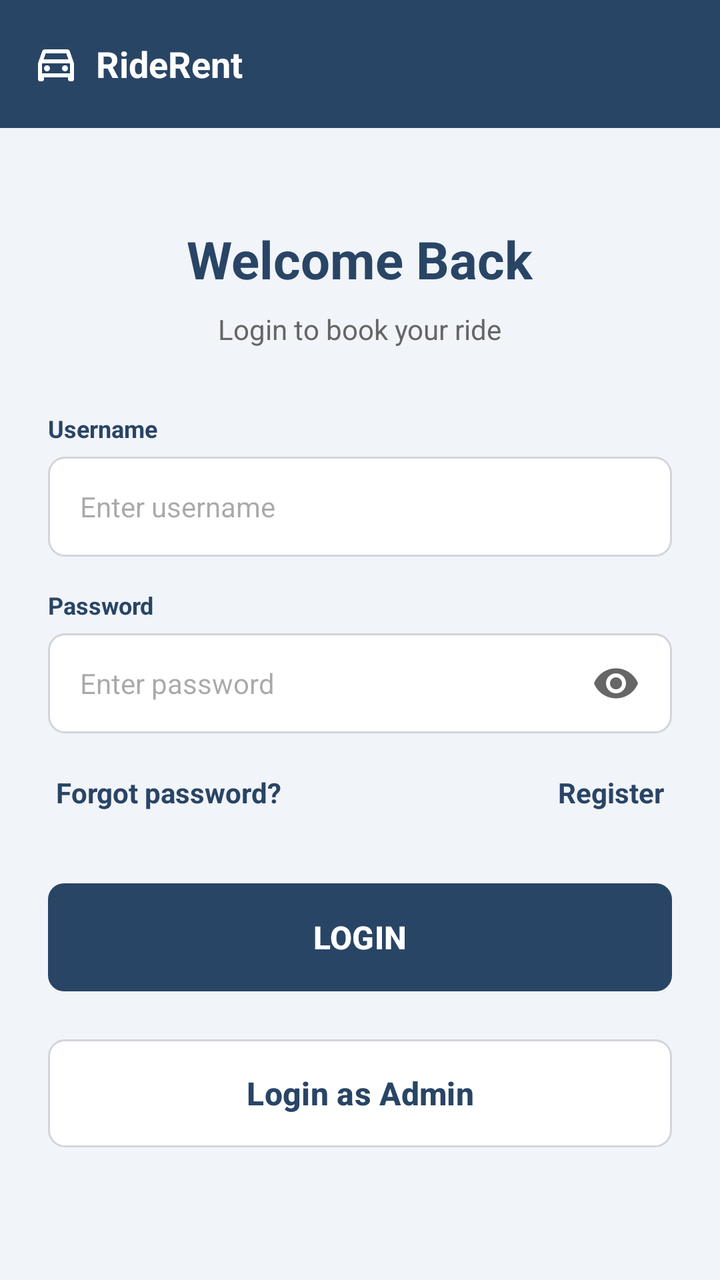
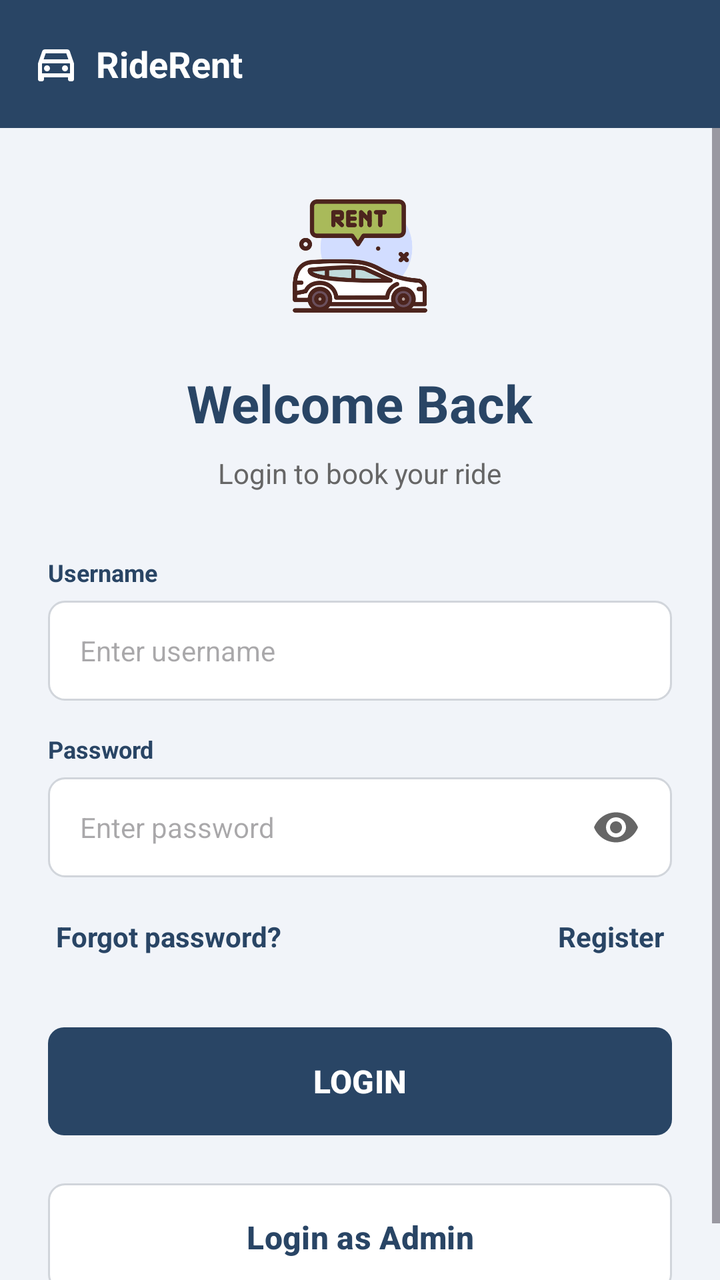

Screens rendered from an Android XML layout before and after an edit, with the pre-edit source and the edit as a unified diff.
<!-- AndroidManifest.xml: application theme Theme.Android_vehicle_project -->
<!-- res/layout/activity_main.xml -->
<?xml version="1.0" encoding="utf-8"?>
<LinearLayout xmlns:android="http://schemas.android.com/apk/res/android"
    xmlns:app="http://schemas.android.com/apk/res-auto"
    android:layout_width="match_parent"
    android:layout_height="match_parent"
    android:background="@color/background_light"
    android:orientation="vertical">

    
    <androidx.appcompat.widget.Toolbar
        android:id="@+id/toolbar"
        android:layout_width="match_parent"
        android:layout_height="?attr/actionBarSize"
        android:background="@color/primary_navy"
        app:titleTextColor="@color/white">

        <LinearLayout
            android:layout_width="wrap_content"
            android:layout_height="wrap_content"
            android:gravity="center_vertical"
            android:orientation="horizontal">

            <ImageView
                android:layout_width="24dp"
                android:layout_height="24dp"
                android:layout_marginEnd="8dp"
                android:contentDescription="@string/app_name"
                android:src="@drawable/ic_vehicle"
                app:tint="@color/white" />

            <TextView
                android:layout_width="wrap_content"
                android:layout_height="wrap_content"
                android:text="@string/app_name"
                android:textColor="@color/white"
                android:textSize="18sp"
                android:textStyle="bold" />
        </LinearLayout>
    </androidx.appcompat.widget.Toolbar>

    <ScrollView
        android:layout_width="match_parent"
        android:layout_height="match_parent"
        android:fillViewport="true">

        <LinearLayout
            android:layout_width="match_parent"
            android:layout_height="wrap_content"
            android:gravity="center_horizontal"
            android:orientation="vertical"
            android:padding="24dp">

            <Space
                android:layout_width="match_parent"
                android:layout_height="24dp" />

            <TextView
                android:layout_width="wrap_content"
                android:layout_height="wrap_content"
                android:text="@string/welcome_back"
                android:textColor="@color/text_dark"
                android:textSize="26sp"
                android:textStyle="bold" />

            <TextView
                android:layout_width="wrap_content"
                android:layout_height="wrap_content"
                android:layout_marginTop="8dp"
                android:text="@string/login_subtitle"
                android:textColor="@color/text_gray"
                android:textSize="14sp" />

            <Space
                android:layout_width="match_parent"
                android:layout_height="32dp" />

            
            <TextView
                android:layout_width="match_parent"
                android:layout_height="wrap_content"
                android:layout_marginBottom="6dp"
                android:text="@string/username"
                android:textColor="@color/text_dark"
                android:textSize="12sp"
                android:textStyle="bold" />

            <EditText
                android:id="@+id/etUsername"
                android:layout_width="match_parent"
                android:layout_height="50dp"
                android:autofillHints="username"
                android:background="@drawable/bg_input"
                android:hint="@string/hint_username"
                android:inputType="textEmailAddress"
                android:paddingHorizontal="16dp"
                android:textColor="@color/text_dark"
                android:textSize="14sp" />

            <Space
                android:layout_width="match_parent"
                android:layout_height="16dp" />

            
            <TextView
                android:layout_width="match_parent"
                android:layout_height="wrap_content"
                android:layout_marginBottom="6dp"
                android:text="@string/password"
                android:textColor="@color/text_dark"
                android:textSize="12sp"
                android:textStyle="bold" />

            <RelativeLayout
                android:layout_width="match_parent"
                android:layout_height="50dp"
                android:background="@drawable/bg_input">

                <EditText
                    android:id="@+id/etPassword"
                    android:layout_width="match_parent"
                    android:layout_height="match_parent"
                    android:autofillHints="password"
                    android:background="@null"
                    android:hint="@string/hint_password"
                    android:inputType="textPassword"
                    android:paddingHorizontal="16dp"
                    android:paddingEnd="48dp"
                    android:paddingStart="16dp"
                    android:textColor="@color/text_dark"
                    android:textSize="14sp" />

                <ImageView
                    android:id="@+id/ivTogglePassword"
                    android:layout_width="24dp"
                    android:layout_height="24dp"
                    android:layout_alignParentEnd="true"
                    android:layout_centerVertical="true"
                    android:layout_marginEnd="16dp"
                    android:background="?attr/selectableItemBackgroundBorderless"
                    android:clickable="true"
                    android:contentDescription="@string/password"
                    android:focusable="true"
                    android:src="@drawable/ic_eye" />
            </RelativeLayout>

            <Space
                android:layout_width="match_parent"
                android:layout_height="16dp" />

            
            <RelativeLayout
                android:layout_width="match_parent"
                android:layout_height="wrap_content">

                <TextView
                    android:id="@+id/tvForgotPassword"
                    android:layout_width="wrap_content"
                    android:layout_height="wrap_content"
                    android:layout_alignParentStart="true"
                    android:background="?attr/selectableItemBackground"
                    android:padding="4dp"
                    android:text="@string/forgot_password"
                    android:textColor="@color/primary_navy"
                    android:textSize="14sp"
                    android:textStyle="bold" />

                <TextView
                    android:id="@+id/tvRegister"
                    android:layout_width="wrap_content"
                    android:layout_height="wrap_content"
                    android:layout_alignParentEnd="true"
                    android:background="?attr/selectableItemBackground"
                    android:padding="4dp"
                    android:text="@string/register"
                    android:textColor="@color/primary_navy"
                    android:textSize="14sp"
                    android:textStyle="bold" />
            </RelativeLayout>

            <Space
                android:layout_width="match_parent"
                android:layout_height="32dp" />

            
            <Button
                android:id="@+id/btnLogin"
                android:layout_width="match_parent"
                android:layout_height="54dp"
                android:background="@drawable/bg_button"
                android:text="@string/login"
                android:textColor="@color/white"
                android:textSize="16sp"
                android:textStyle="bold"
                app:backgroundTint="@null" />

            <Space
                android:layout_width="match_parent"
                android:layout_height="24dp" />

            
            <Button
                android:id="@+id/btnLoginAsAdmin"
                android:layout_width="match_parent"
                android:layout_height="54dp"
                android:background="@drawable/bg_input"
                android:text="@string/login_as_admin"
                android:textColor="@color/primary_navy"
                android:textSize="16sp"
                android:textStyle="bold"
                app:backgroundTint="@null" />

        </LinearLayout>
    </ScrollView>
</LinearLayout>
<!-- resources referenced by this layout -->
<resources>
  <color name="background_light">#F1F4F9</color>
  <color name="primary_navy">#294565</color>
  <color name="text_dark">#294565</color>
  <color name="text_gray">#666666</color>
  <color name="white">#FFFFFFFF</color>
  <!-- drawable bg_button (drawable) -->
  <?xml version="1.0" encoding="utf-8"?>
  <shape xmlns:android="http://schemas.android.com/apk/res/android"
      android:shape="rectangle">
      <solid android:color="@color/primary_navy" />
      <corners android:radius="8dp" />
  </shape>
  <!-- drawable bg_input (drawable) -->
  <?xml version="1.0" encoding="utf-8"?>
  <shape xmlns:android="http://schemas.android.com/apk/res/android"
      android:shape="rectangle">
      <solid android:color="@color/white" />
      <corners android:radius="8dp" />
      <stroke
          android:width="1dp"
          android:color="@color/border_gray" />
  </shape>
  <!-- drawable ic_eye (drawable) -->
  <vector xmlns:android="http://schemas.android.com/apk/res/android"
      android:width="24dp"
      android:height="24dp"
      android:viewportWidth="24"
      android:viewportHeight="24">
    <path
        android:fillColor="@color/text_gray"
        android:pathData="M12,4.5C7,4.5 2.73,7.61 1,12c1.73,4.39 6,7.5 11,7.5s9.27,-3.11 11,-7.5c-1.73,-4.39 -6,-7.5 -11,-7.5zM12,17c-2.76,0 -5,-2.24 -5,-5s2.24,-5 5,-5 5,2.24 5,5 -2.24,5 -5,5zM12,9c-1.66,0 -3,1.34 -3,3s1.34,3 3,3 3,-1.34 3,-3 -1.34,-3 -3,-3z"/>
  </vector>
  <!-- drawable ic_vehicle (drawable) -->
  <vector xmlns:android="http://schemas.android.com/apk/res/android"
      android:width="24dp"
      android:height="24dp"
      android:viewportWidth="24"
      android:viewportHeight="24">
    <path
        android:fillColor="@color/primary_navy"
        android:pathData="M18.92,6.01C18.72,5.42 18.16,5 17.5,5h-11c-0.66,0 -1.22,0.42 -1.42,1.01L3,12v8c0,0.55 0.45,1 1,1h1c0.55,0 1,-0.45 1,-1v-1h12v1c0,0.55 0.45,1 1,1h1c0.55,0 1,-0.45 1,-1v-8l-2.08,-5.99zM6.85,7h10.29l1.04,3H5.81l1.04,-3zM19,17H5v-4.66l0.12,-0.34h13.76l0.12,0.34V17zM7.5,13C8.33,13 9,13.67 9,14.5S8.33,16 7.5,16 6,15.33 6,14.5 6.67,13 7.5,13zM16.5,13c0.83,0 1.5,0.67 1.5,1.5s-0.67,1.5 -1.5,1.5 -1.5,-0.67 -1.5,-1.5 0.67,-1.5 1.5,-1.5z"/>
  </vector>
  <string name="app_name">RideRent</string>
  <string name="forgot_password">Forgot password?</string>
  <string name="hint_password">Enter password</string>
  <string name="hint_username">Enter username</string>
  <string name="login">LOGIN</string>
  <string name="login_as_admin">Login as Admin</string>
  <string name="login_subtitle">Login to book your ride</string>
  <string name="password">Password</string>
  <string name="register">Register</string>
  <string name="username">Username</string>
  <string name="welcome_back">Welcome Back</string>
  <style name="Theme.Android_vehicle_project" parent="Base.Theme.android_vehicle_project" />
  <color name="border_gray">#D1D5DB</color>
  <style name="Base.Theme.android_vehicle_project" parent="Theme.Material3.DayNight.NoActionBar">
  
          <item name="colorPrimary">@color/primary_navy</item>
          <item name="colorPrimaryDark">@color/primary_navy_dark</item>
          <item name="colorSecondary">@color/primary_navy</item>
          <item name="android:windowBackground">@color/background_light</item>
      </style>
  <color name="primary_navy_dark">#1E334D</color>
</resources>

<!-- the commit's change to res/layout/activity_main.xml (unified diff, before → after) -->
@@ -50,9 +50,15 @@
             android:orientation="vertical"
             android:padding="24dp">
 
-            <Space
-                android:layout_width="match_parent"
-                android:layout_height="24dp" />
+            <ImageView
+                android:layout_width="80dp"
+                android:layout_height="80dp"
+                android:contentDescription="@string/app_name"
+                android:src="@drawable/logo" />
+
+            <Space
+                android:layout_width="match_parent"
+                android:layout_height="16dp" />
 
             <TextView
                 android:layout_width="wrap_content"
<!-- resource entries referenced after the edit -->
@@ -42,6 +42,7 @@
         android:fillColor="@color/primary_navy"
         android:pathData="M18.92,6.01C18.72,5.42 18.16,5 17.5,5h-11c-0.66,0 -1.22,0.42 -1.42,1.01L3,12v8c0,0.55 0.45,1 1,1h1c0.55,0 1,-0.45 1,-1v-1h12v1c0,0.55 0.45,1 1,1h1c0.55,0 1,-0.45 1,-1v-8l-2.08,-5.99zM6.85,7h10.29l1.04,3H5.81l1.04,-3zM19,17H5v-4.66l0.12,-0.34h13.76l0.12,0.34V17zM7.5,13C8.33,13 9,13.67 9,14.5S8.33,16 7.5,16 6,15.33 6,14.5 6.67,13 7.5,13zM16.5,13c0.83,0 1.5,0.67 1.5,1.5s-0.67,1.5 -1.5,1.5 -1.5,-0.67 -1.5,-1.5 0.67,-1.5 1.5,-1.5z"/>
   </vector>
+  <!-- drawable logo: png bitmap (drawable, 32823 bytes) -->
   <string name="app_name">RideRent</string>
   <string name="forgot_password">Forgot password?</string>
   <string name="hint_password">Enter password</string>
